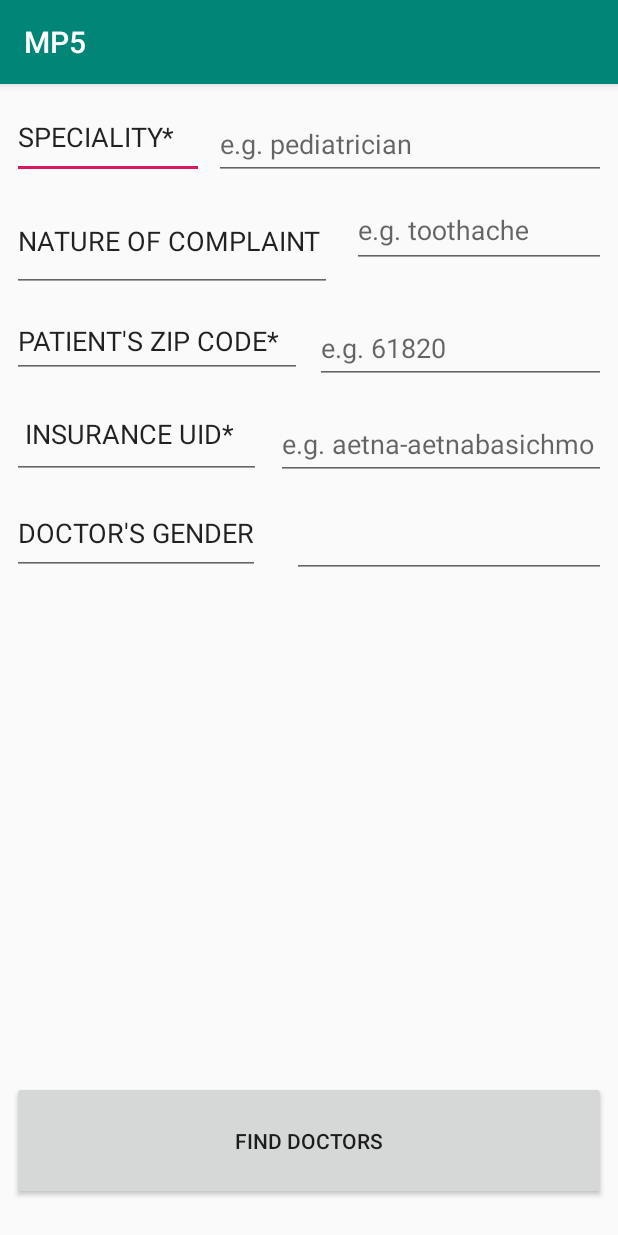
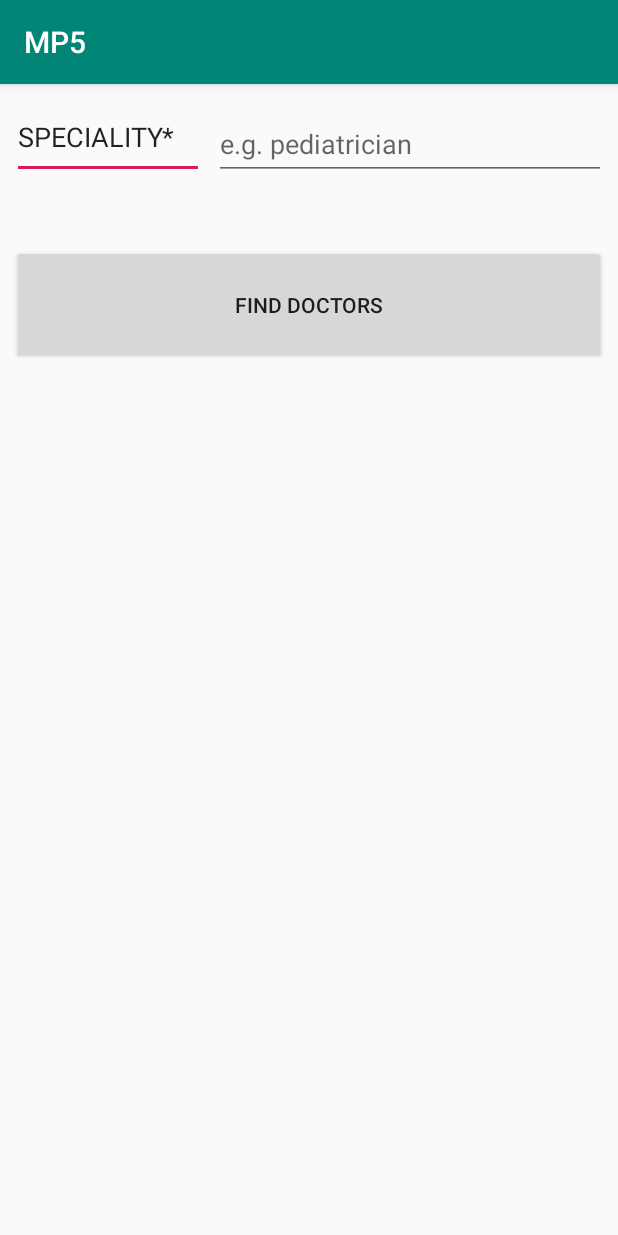
Before and after one commit to lavanya6/MP5-3, an Android app: the screen it shows after launch (MainActivity), on a phone screen of 412 x 824 dp. Run offline under Robolectric (Android 15) with nearby library versions, the phone set to English and light mode, and no system bars; our stand-ins replace Volley.

Commit message:
Working on correct implementation of API

```diff
--- a/app/src/main/java/edu/illinois/cs/cs125/spring2019/mp5/MainActivity.java
+++ b/app/src/main/java/edu/illinois/cs/cs125/spring2019/mp5/MainActivity.java
@@ -8,6 +8,9 @@ import android.util.Log;
 import android.view.View;
 import android.widget.Button;
 import android.widget.EditText;
+import android.widget.ListAdapter;
+import android.widget.ListView;
+import android.widget.SimpleAdapter;
 import android.widget.TextView;
 
 import com.android.volley.Request;
@@ -19,6 +22,7 @@ import com.android.volley.toolbox.JsonObjectRequest;
 import com.android.volley.toolbox.Volley;
 import edu.illinois.cs.cs125.spring2019.mp5.R;
 import com.google.gson.Gson;
+import com.google.gson.JsonArray;
 import com.google.gson.JsonObject;
 import com.google.gson.GsonBuilder;
 import com.google.gson.JsonParser;
@@ -27,6 +31,8 @@ import java.net.HttpURLConnection;
 import java.net.URL;
 import java.io.InputStream;
 import java.io.InputStreamReader;
+import java.util.HashMap;
+
 import android.view.inputmethod.InputMethodManager;
 import android.content.Context;
 
@@ -34,6 +40,8 @@ import org.json.JSONException;
 import org.json.JSONObject;
 import org.json.JSONArray;
 import com.google.gson.JsonObject;
+import java.util.ArrayList;
+import android.widget.ArrayAdapter;
 
 
 public class MainActivity extends AppCompatActivity {
@@ -45,8 +53,7 @@ public class MainActivity extends AppCompatActivity {
     private static RequestQueue requestQueue;
     TextView hi;
     EditText specialty;
-    EditText complain;
-    EditText insure;
+    String sp;
 
     protected void onCreate(final Bundle savedInstanceState) {
         super.onCreate(savedInstanceState);
@@ -57,15 +64,13 @@ public class MainActivity extends AppCompatActivity {
         hi = findViewById(R.id.textView);
         hi.setVisibility(View.GONE);
         specialty = findViewById(R.id.speciality);
-        complain = findViewById(R.id.complaint);
-        insure = findViewById(R.id.insurance);
+        sp = specialty.getText().toString().toLowerCase().trim();
         final Button findDoctor = findViewById(R.id.doctor);
         findDoctor.setOnClickListener(new View.OnClickListener() {
             @Override
             public void onClick(View v) {
                 startAPICall();
                 hi.setVisibility(View.VISIBLE);
-                hi.setText(result);
             }
         });
     }
@@ -73,7 +78,7 @@ public class MainActivity extends AppCompatActivity {
         try {
             JsonObjectRequest jsonObjectRequest = new JsonObjectRequest(
                     Request.Method.GET,
-                    "https://api.betterdoctor.com/2016-03-01/doctors?specialty_uid=dentist&location=40.116421%2C%20-88.243385%2C%2010&user_location=40.116421%2C%20-88.243385&skip=0&limit=10&user_key=a07ecd33371acf7d00101371eaff5e2a",
+                    "https://api.betterdoctor.com/2016-03-01/doctors?specialty_uid=dentist&location=40.116421%2C-88.243385%2C10&user_location=40.116421%2C-88.243385&skip=0&limit=10&user_key=a07ecd33371acf7d00101371eaff5e2a",
                     null,
                     new Response.Listener<JSONObject>() {
                         @Override
@@ -100,8 +105,8 @@ public class MainActivity extends AppCompatActivity {
         try {
             Log.d(TAG, response.toString(2));
             // Example of how to pull a field off the returned JSON object
-            Log.i(TAG, response.get("doctor").toString());
+            Log.i(TAG, response.get("profile").toString());
+            hi.setText(response.get("data").toString());
         } catch (JSONException ignored) { }
     }
-
 }
--- a/app/src/main/res/layout/activity_main.xml
+++ b/app/src/main/res/layout/activity_main.xml
@@ -12,15 +12,15 @@
         android:layout_height="79dp"
         android:layout_marginStart="8dp"
         android:layout_marginLeft="8dp"
+        android:layout_marginTop="44dp"
         android:layout_marginEnd="8dp"
         android:layout_marginRight="8dp"
-        android:layout_marginBottom="24dp"
         android:text="Find Doctors"
         android:visibility="visible"
-        app:layout_constraintBottom_toTopOf="@+id/textView"
         app:layout_constraintEnd_toEndOf="parent"
         app:layout_constraintHorizontal_bias="0.0"
-        app:layout_constraintStart_toStartOf="parent" />
+        app:layout_constraintStart_toStartOf="parent"
+        app:layout_constraintTop_toBottomOf="@+id/speciality" />
 
     <EditText
         android:id="@+id/speciality"
@@ -35,125 +35,6 @@
         android:visibility="visible"
         app:layout_constraintStart_toStartOf="parent"
         app:layout_constraintTop_toTopOf="parent" />
-
-    <EditText
-        android:id="@+id/complaint"
-        android:layout_width="213dp"
-        android:layout_height="67dp"
-        android:layout_marginStart="8dp"
-        android:layout_marginLeft="8dp"
-        android:layout_marginTop="8dp"
-        android:ems="10"
-        android:inputType="textPersonName"
-        android:text="NATURE OF COMPLAINT"
-        android:visibility="visible"
-        app:layout_constraintStart_toStartOf="parent"
-        app:layout_constraintTop_toBottomOf="@+id/speciality" />
-
-    <EditText
-        android:id="@+id/user_location"
-        android:layout_width="193dp"
-        android:layout_height="49dp"
-        android:layout_marginStart="8dp"
-        android:layout_marginLeft="8dp"
-        android:layout_marginTop="8dp"
-        android:ems="10"
-        android:inputType="textPersonName"
-        android:text="PATIENT'S ZIP CODE*"
-        android:visibility="visible"
-        app:layout_constraintStart_toStartOf="parent"
-        app:layout_constraintTop_toBottomOf="@+id/complaint" />
-
-    <EditText
-        android:id="@+id/insurance"
-        android:layout_width="166dp"
-        android:layout_height="59dp"
-        android:layout_marginStart="8dp"
-        android:layout_marginLeft="8dp"
-        android:layout_marginTop="8dp"
-        android:ems="10"
-        android:inputType="textPersonName"
-        android:text=" INSURANCE UID*"
-        android:visibility="visible"
-        app:layout_constraintStart_toStartOf="parent"
-        app:layout_constraintTop_toBottomOf="@+id/user_location" />
-
-    <android.support.design.widget.TextInputLayout
-        android:id="@+id/textInputLayout2"
-        android:layout_width="169dp"
-        android:layout_height="72dp"
-        android:layout_marginEnd="8dp"
-        android:layout_marginRight="8dp"
-        app:layout_constraintEnd_toEndOf="parent"
-        app:layout_constraintTop_toBottomOf="@+id/textInputLayout3">
-
-        <android.support.design.widget.TextInputEditText
-            android:id="@+id/complaint_input"
-            android:layout_width="match_parent"
-            android:layout_height="48dp"
-            android:hint="e.g. toothache"
-            android:visibility="visible" />
-    </android.support.design.widget.TextInputLayout>
-
-    <android.support.design.widget.TextInputLayout
-        android:id="@+id/textInputLayout4"
-        android:layout_width="194dp"
-        android:layout_height="wrap_content"
-        android:layout_marginTop="8dp"
-        android:layout_marginEnd="8dp"
-        android:layout_marginRight="8dp"
-        app:layout_constraintEnd_toEndOf="parent"
-        app:layout_constraintTop_toBottomOf="@+id/textInputLayout2">
-
-        <android.support.design.widget.TextInputEditText
-            android:layout_width="match_parent"
-            android:layout_height="wrap_content"
-            android:hint="e.g. 61820" />
-    </android.support.design.widget.TextInputLayout>
-
-    <android.support.design.widget.TextInputLayout
-        android:id="@+id/textInputLayout5"
-        android:layout_width="220dp"
-        android:layout_height="61dp"
-        android:layout_marginTop="8dp"
-        android:layout_marginEnd="8dp"
-        android:layout_marginRight="8dp"
-        app:layout_constraintEnd_toEndOf="parent"
-        app:layout_constraintTop_toBottomOf="@+id/textInputLayout4">
-
-        <android.support.design.widget.TextInputEditText
-            android:layout_width="match_parent"
-            android:layout_height="wrap_content"
-            android:hint="e.g. aetna-aetnabasichmo" />
-    </android.support.design.widget.TextInputLayout>
-
-    <EditText
-        android:id="@+id/gender"
-        android:layout_width="165dp"
-        android:layout_height="56dp"
-        android:layout_marginStart="8dp"
-        android:layout_marginLeft="8dp"
-        android:layout_marginTop="8dp"
-        android:ems="10"
-        android:inputType="textPersonName"
-        android:text="DOCTOR'S GENDER"
-        android:visibility="visible"
-        app:layout_constraintStart_toStartOf="parent"
-        app:layout_constraintTop_toBottomOf="@+id/insurance" />
-
-    <android.support.design.widget.TextInputLayout
-        android:layout_width="209dp"
-        android:layout_height="52dp"
-        android:layout_marginTop="8dp"
-        android:layout_marginEnd="8dp"
-        android:layout_marginRight="8dp"
-        app:layout_constraintEnd_toEndOf="parent"
-        app:layout_constraintTop_toBottomOf="@+id/textInputLayout5">
-
-        <android.support.design.widget.TextInputEditText
-            android:layout_width="match_parent"
-            android:layout_height="wrap_content" />
-    </android.support.design.widget.TextInputLayout>
 
     <android.support.design.widget.TextInputLayout
         android:id="@+id/textInputLayout3"
@@ -175,16 +56,20 @@
 
     <TextView
         android:id="@+id/textView"
-        android:layout_width="167dp"
-        android:layout_height="66dp"
+        android:layout_width="336dp"
+        android:layout_height="384dp"
         android:layout_marginStart="8dp"
         android:layout_marginLeft="8dp"
+        android:layout_marginTop="8dp"
         android:layout_marginEnd="8dp"
         android:layout_marginRight="8dp"
         android:layout_marginBottom="8dp"
         android:text="Help"
         app:layout_constraintBottom_toBottomOf="parent"
         app:layout_constraintEnd_toEndOf="parent"
-        app:layout_constraintStart_toStartOf="parent" />
+        app:layout_constraintHorizontal_bias="0.491"
+        app:layout_constraintStart_toStartOf="parent"
+        app:layout_constraintTop_toBottomOf="@+id/doctor"
+        app:layout_constraintVertical_bias="0.136" />
 
 </android.support.constraint.ConstraintLayout>
```
